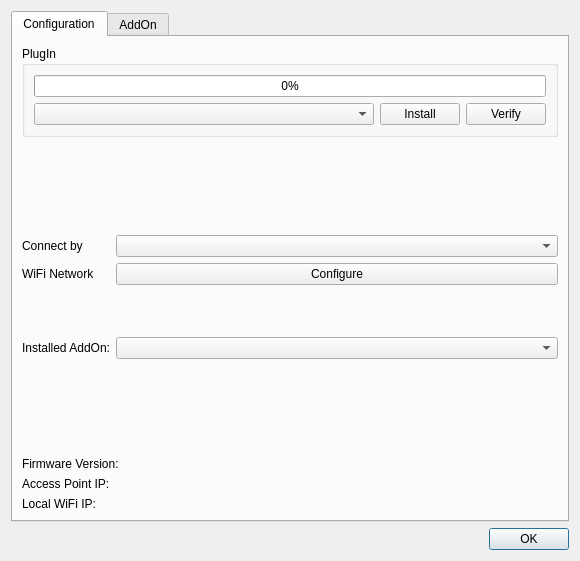
Old version of the form SOURCES/auverdionControl/src/DialogSettings.ui in the repository freeDSP/freeDSP-aurora.
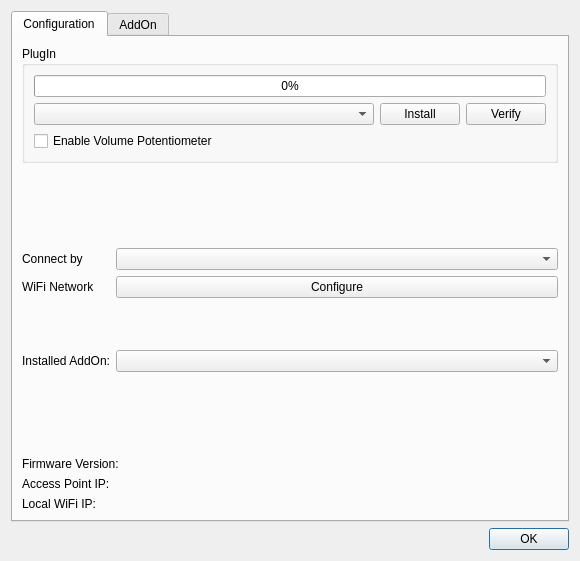
New version of the form.

Commit message: Enable switch for volume poti

Diff of the .ui file:
```diff
--- a/SOURCES/auverdionControl/src/DialogSettings.ui
+++ b/SOURCES/auverdionControl/src/DialogSettings.ui
@@ -77,6 +77,13 @@
             </item>
            </layout>
           </item>
+          <item>
+           <widget class="QCheckBox" name="checkBoxEnableVolumePoti">
+            <property name="text">
+             <string>Enable Volume Potentiometer</string>
+            </property>
+           </widget>
+          </item>
          </layout>
         </widget>
        </item>
```
The commit also changes 68 other files.
